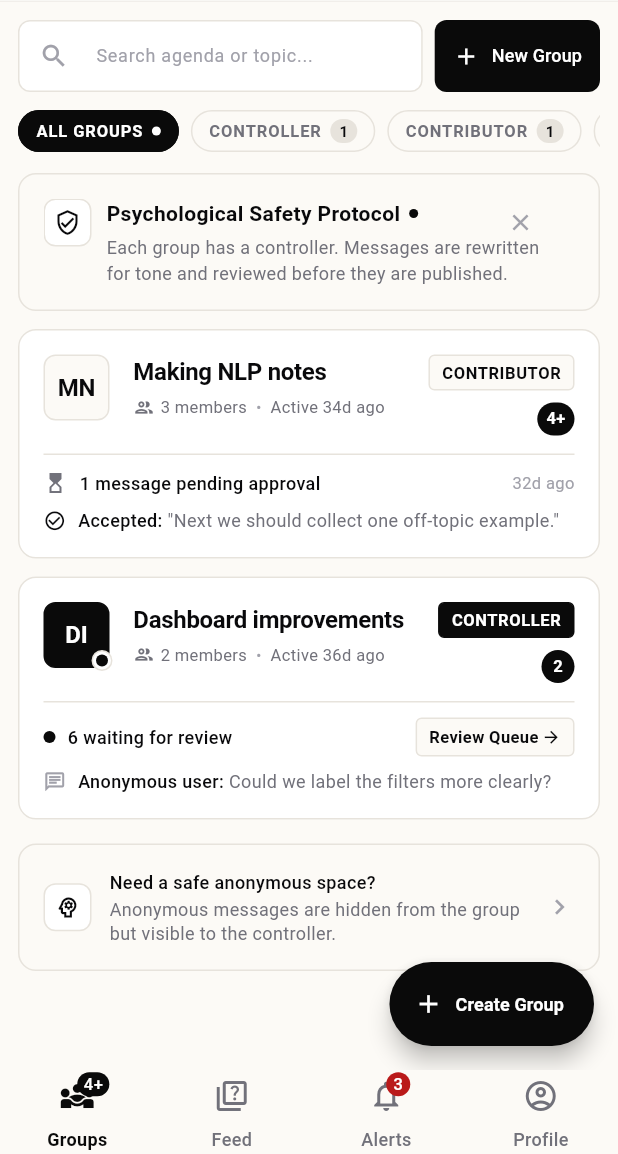
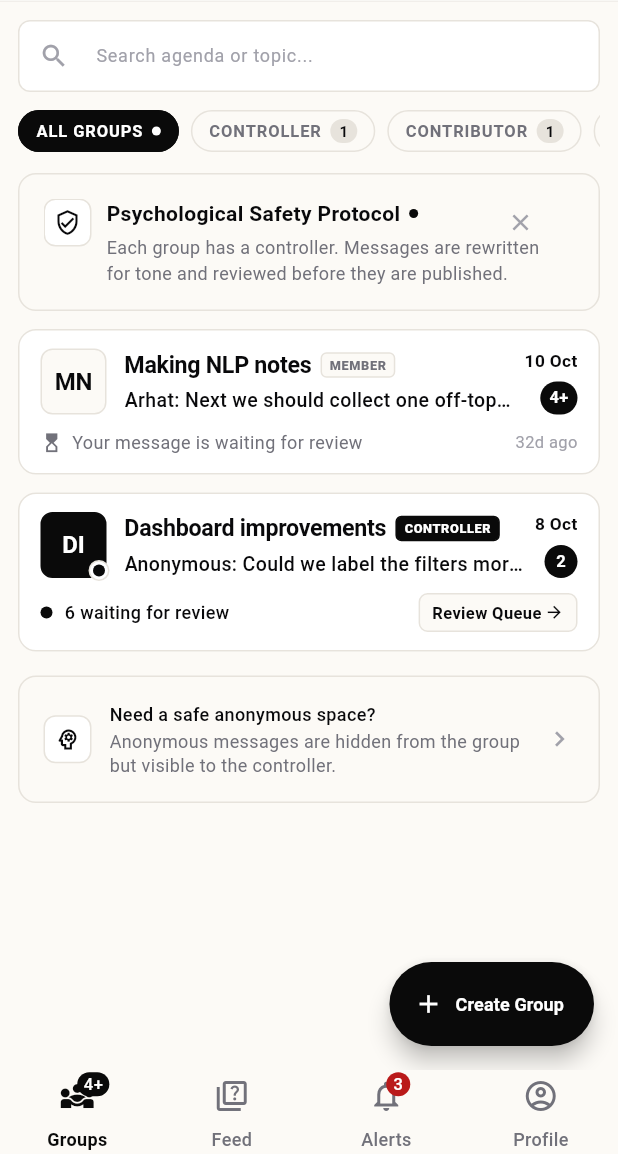
Before and after one commit to Oscar-man-shrestha/Talk-It-Out, a Flutter app: the GroupsScreen screen opened by its route, on a phone screen of 412 x 824 dp, the part 82-1236 px from its top. Run offline on Flutter 3.47's test engine with Material 3 defaults, Android fonts, the phone set to English and light mode, and no system bars; our stand-ins replace dio, flutter_riverpod, flutter_secure_storage, freezed_annotation, go_router, google_sign_in and 1 more; missing offline and left inert: dart:html, dart:js_interop, google_sign_in_web; accounts and stored records are empty.

Commit message:
Groups list: compact chat-list rows (last message, time, unread), one create button

```diff
--- a/lib/core/strings/app_strings.dart
+++ b/lib/core/strings/app_strings.dart
@@ -421,4 +421,5 @@ abstract final class AppStrings {
   static const olderMessageHint =
       'That message is further back. Tap "Load earlier messages" first.';
   static const jumpToLatest = 'Jump to latest';
+  static const noMessagesYet = 'No messages yet';
 }
--- a/lib/features/groups/groups_screen.dart
+++ b/lib/features/groups/groups_screen.dart
@@ -4,7 +4,6 @@ import 'package:go_router/go_router.dart';
 import 'package:talk_it_out/core/models/enums.dart';
 import 'package:talk_it_out/core/models/group.dart';
 import 'package:talk_it_out/core/strings/app_strings.dart';
-import 'package:talk_it_out/core/ui/labels.dart';
 import 'package:talk_it_out/core/ui/screen_async.dart';
 import 'package:talk_it_out/core/ui/stitch_chrome.dart';
 import 'package:talk_it_out/core/widgets/async_body.dart';
@@ -13,6 +12,7 @@ import 'package:talk_it_out/features/groups/data/published_message.dart';
 import 'package:talk_it_out/features/groups/group_providers.dart';
 import 'package:talk_it_out/features/profile/profile_state.dart';
 import 'package:talk_it_out/core/ui/brand.dart';
+import 'package:talk_it_out/features/groups/group_chat_screen.dart';
 
 const _border = Brand.border;
 const _ink = Brand.ink;
@@ -175,28 +175,6 @@ class _GroupsScreenState extends ConsumerState<GroupsScreen> {
                         border: _fieldBorder(_border),
                         enabledBorder: _fieldBorder(_border),
                         focusedBorder: _fieldBorder(Brand.accent),
-                      ),
-                    ),
-                  ),
-                  const SizedBox(width: 8),
-                  FilledButton.icon(
-                    onPressed: () => context.push('/groups/new'),
-                    style: FilledButton.styleFrom(
-                      backgroundColor: Brand.accent,
-                      foregroundColor: Colors.white,
-                      fixedSize: const Size.fromHeight(36),
-                      padding: const EdgeInsets.symmetric(horizontal: 12),
-                      tapTargetSize: MaterialTapTargetSize.shrinkWrap,
-                      shape: RoundedRectangleBorder(
-                        borderRadius: BorderRadius.circular(8),
-                      ),
-                    ),
-                    icon: const Icon(Icons.add, size: 18),
-                    label: const Text(
-                      'New Group',
-                      style: TextStyle(
-                        fontSize: 12,
-                        fontWeight: FontWeight.w500,
                       ),
                     ),
                   ),
@@ -604,14 +582,17 @@ class _GroupCard extends ConsumerWidget {
       }
     }
 
+    final preview = latest == null ? null : _previewText(latest);
+
     return Material(
       color: Colors.white,
       borderRadius: BorderRadius.circular(12),
       child: InkWell(
+        key: ValueKey('group-${group.id}'),
         onTap: () => context.push('/groups/${group.id}'),
         borderRadius: BorderRadius.circular(12),
         child: Container(
-          padding: const EdgeInsets.all(16),
+          padding: const EdgeInsets.fromLTRB(14, 12, 14, 12),
           decoration: BoxDecoration(
             borderRadius: BorderRadius.circular(12),
             border: Border.all(color: _border),
@@ -620,33 +601,56 @@ class _GroupCard extends ConsumerWidget {
             crossAxisAlignment: CrossAxisAlignment.start,
             children: [
               Row(
-                crossAxisAlignment: CrossAxisAlignment.start,
+                crossAxisAlignment: CrossAxisAlignment.center,
                 children: [
                   _Avatar(
                     letters: _initials(group.agenda),
                     filled: controller,
                     live: controller && pending > 0,
                   ),
-                  const SizedBox(width: 16),
+                  const SizedBox(width: 12),
                   Expanded(
                     child: Column(
                       crossAxisAlignment: CrossAxisAlignment.start,
                       children: [
-                        Text(
+                        Row(
+                          children: [
+                            Flexible(
+                              child: Text(
                                 group.agenda,
                                 maxLines: 1,
                                 overflow: TextOverflow.ellipsis,
-                          style: const TextStyle(
-                            fontSize: 16,
-                            fontWeight: FontWeight.w600,
+                                style: TextStyle(
+                                  fontSize: 15.5,
+                                  fontWeight: unread > 0
+                                      ? FontWeight.w700
+                                      : FontWeight.w600,
                                   letterSpacing: -0.2,
                                   color: _ink,
                                 ),
                               ),
-                        const SizedBox(height: 4),
-                        _MetaLine(
-                          memberCount: members?.length,
-                          activeLabel: 'Active ${_ago(activity)}',
+                            ),
+                            const SizedBox(width: 6),
+                            _RoleTag(controller: controller),
+                          ],
+                        ),
+                        const SizedBox(height: 3),
+                        Text(
+                          preview ??
+                              (members == null
+                                  ? AppStrings.noMessagesYet
+                                  : '${members.length} '
+                                        '${members.length == 1 ? 'member' : 'members'}'
+                                        ' · ${AppStrings.noMessagesYet}'),
+                          maxLines: 1,
+                          overflow: TextOverflow.ellipsis,
+                          style: TextStyle(
+                            fontSize: 13,
+                            color: unread > 0 ? _ink : _muted,
+                            fontWeight: unread > 0
+                                ? FontWeight.w500
+                                : FontWeight.w400,
+                          ),
                         ),
                       ],
                     ),
@@ -655,40 +659,27 @@ class _GroupCard extends ConsumerWidget {
                   Column(
                     crossAxisAlignment: CrossAxisAlignment.end,
                     children: [
-                      Container(
-                        padding: const EdgeInsets.symmetric(
-                          horizontal: 8,
-                          vertical: 3,
-                        ),
-                        decoration: BoxDecoration(
-                          color: controller ? Brand.accent : _low,
-                          borderRadius: BorderRadius.circular(4),
-                          border: Border.all(
-                            color: controller ? Brand.accent : _border,
+                      Text(
+                        listTimeLabel(activity),
+                        style: TextStyle(
+                          fontSize: 11.5,
+                          fontWeight: unread > 0
+                              ? FontWeight.w700
+                              : FontWeight.w400,
+                          color: unread > 0 ? _ink : _faint,
                         ),
                       ),
-                        child: Text(
-                          roleLabel(group.myRole).toUpperCase(),
-                          style: TextStyle(
-                            fontSize: 11,
-                            fontWeight: FontWeight.w700,
-                            letterSpacing: 0.4,
-                            color: controller ? Colors.white : _ink,
-                          ),
-                        ),
-                      ),
-                      if (unread > 0) ...[
-                        const SizedBox(height: 8),
-                        _UnreadBadge(count: unread),
-                      ],
+                      const SizedBox(height: 6),
+                      if (unread > 0)
+                        _UnreadBadge(count: unread)
+                      else
+                        const SizedBox(height: 20),
                     ],
                   ),
                 ],
               ),
-              const SizedBox(height: 12),
-              const Divider(height: 1, color: _border),
+              if (pending > 0 && controller) ...[
                 const SizedBox(height: 10),
-              if (pending > 0 && controller)
                 Row(
                   children: [
                     const _LiveDot(),
@@ -705,7 +696,7 @@ class _GroupCard extends ConsumerWidget {
                     ),
                     InkWell(
                       onTap: () => context.push('/groups/${group.id}/review'),
-                      borderRadius: BorderRadius.circular(4),
+                      borderRadius: BorderRadius.circular(6),
                       child: Container(
                         padding: const EdgeInsets.symmetric(
                           horizontal: 8,
@@ -713,7 +704,7 @@ class _GroupCard extends ConsumerWidget {
                         ),
                         decoration: BoxDecoration(
                           color: _low,
-                          borderRadius: BorderRadius.circular(4),
+                          borderRadius: BorderRadius.circular(6),
                           border: Border.all(color: _border),
                         ),
                         child: const Row(
@@ -734,22 +725,19 @@ class _GroupCard extends ConsumerWidget {
                       ),
                     ),
                   ],
-                )
-              else if (pending > 0)
+                ),
+              ] else if (pending > 0) ...[
+                const SizedBox(height: 10),
                 Row(
                   children: [
-                    const Icon(Icons.hourglass_top, size: 16, color: _muted),
-                    const SizedBox(width: 8),
+                    const Icon(Icons.hourglass_top, size: 15, color: _muted),
+                    const SizedBox(width: 6),
                     Expanded(
                       child: Text(
                         pending == 1
-                            ? '1 message pending approval'
-                            : '$pending messages pending approval',
-                        style: const TextStyle(
-                          fontSize: 12,
-                          fontWeight: FontWeight.w500,
-                          color: _ink,
-                        ),
+                            ? 'Your message is waiting for review'
+                            : '$pending of your messages are waiting for review',
+                        style: const TextStyle(fontSize: 12, color: _muted),
                       ),
                     ),
                     if (pendingSince != null)
@@ -758,36 +746,6 @@ class _GroupCard extends ConsumerWidget {
                         style: const TextStyle(fontSize: 11, color: _faint),
                       ),
                   ],
-                )
-              else
-                const Row(
-                  children: [
-                    Icon(Icons.task_alt, size: 16, color: _ink),
-                    SizedBox(width: 8),
-                    Expanded(
-                      child: Text(
-                        'All messages published',
-                        style: TextStyle(
-                          fontSize: 12,
-                          fontWeight: FontWeight.w500,
-                          color: _ink,
-                        ),
-                      ),
-                    ),
-                    _Dot(),
-                  ],
-                ),
-              if (latest != null) ...[
-                const SizedBox(height: 8),
-                _PreviewLine(
-                  icon: !controller && pending > 0
-                      ? Icons.check_circle_outline
-                      : Icons.chat_outlined,
-                  prefix: !controller && pending > 0
-                      ? 'Accepted: '
-                      : '${latest.displaySender?.name ?? AppStrings.anonymousUser}: ',
-                  quote: !controller && pending > 0,
-                  text: latest.text,
                 ),
               ],
             ],
@@ -796,90 +754,58 @@ class _GroupCard extends ConsumerWidget {
       ),
     );
   }
+
+  /// One line, like a chat list: who said it, or what kind of message.
+  String _previewText(PublishedMessage m) {
+    final who = m.displaySender?.name ?? AppStrings.anonymousUser;
+    final first = who.split(' ').first;
+    final body = m.poll != null
+        ? '📊 ${m.text}'
+        : m.attachmentId != null
+        ? '📷 ${m.text}'
+        : m.text;
+    return '$first: ${body.replaceAll('\n', ' ')}';
+  }
 }
 
-class _MetaLine extends StatelessWidget {
-  const _MetaLine({required this.memberCount, required this.activeLabel});
+/// Small role marker next to the group name.
+class _RoleTag extends StatelessWidget {
+  const _RoleTag({required this.controller});
 
-  final int? memberCount;
-  final String activeLabel;
+  final bool controller;
 
   @override
   Widget build(BuildContext context) {
-    final members = memberCount == null
-        ? null
-        : memberCount == 1
-        ? '1 member'
-        : '$memberCount members';
-    return Row(
-      children: [
-        if (members != null) ...[
-          const Icon(Icons.group_outlined, size: 14, color: _muted),
-          const SizedBox(width: 4),
-          Text(members, style: const TextStyle(fontSize: 11, color: _muted)),
-          const Padding(
-            padding: EdgeInsets.symmetric(horizontal: 6),
-            child: Text('•', style: TextStyle(fontSize: 10, color: _faint)),
+    return Container(
+      padding: const EdgeInsets.symmetric(horizontal: 5, vertical: 1.5),
+      decoration: BoxDecoration(
+        color: controller ? Brand.accent : _low,
+        borderRadius: BorderRadius.circular(4),
+        border: Border.all(color: controller ? Brand.accent : _border),
       ),
-        ],
-        Flexible(
       child: Text(
-            activeLabel,
-            maxLines: 1,
-            overflow: TextOverflow.ellipsis,
-            style: const TextStyle(fontSize: 11, color: _muted),
+        controller ? 'CONTROLLER' : 'MEMBER',
+        style: TextStyle(
+          fontSize: 8.5,
+          fontWeight: FontWeight.w800,
+          letterSpacing: 0.4,
+          color: controller ? Colors.white : _muted,
         ),
       ),
-      ],
     );
   }
 }
 
-class _PreviewLine extends StatelessWidget {
-  const _PreviewLine({
-    required this.icon,
-    required this.prefix,
-    required this.text,
-    required this.quote,
-  });
-
-  final IconData icon;
-  final String prefix;
-  final String text;
-  final bool quote;
-
-  @override
-  Widget build(BuildContext context) {
-    final body = quote ? '"$text"' : text;
-    return Row(
-      children: [
-        Icon(icon, size: 15, color: quote ? _ink : _faint),
-        const SizedBox(width: 8),
-        Expanded(
-          child: Text.rich(
-            TextSpan(
-              children: [
-                TextSpan(
-                  text: prefix,
-                  style: const TextStyle(
-                    fontSize: 12,
-                    fontWeight: FontWeight.w500,
-                    color: _ink,
-                  ),
-                ),
-                TextSpan(
-                  text: body,
-                  style: const TextStyle(fontSize: 12, color: _muted),
-                ),
-              ],
-            ),
-            maxLines: 1,
-            overflow: TextOverflow.ellipsis,
-          ),
-        ),
-      ],
-    );
+/// Today: the time. Otherwise the day label used in chat.
+String listTimeLabel(DateTime date, {DateTime? now}) {
+  final d = date.toLocal();
+  final today = (now ?? DateTime.now()).toLocal();
+  if (d.year == today.year && d.month == today.month && d.day == today.day) {
+    final h = d.hour % 12 == 0 ? 12 : d.hour % 12;
+    final m = d.minute.toString().padLeft(2, '0');
+    return '$h:$m ${d.hour >= 12 ? 'PM' : 'AM'}';
   }
+  return dayLabel(date, now: now);
 }
 
 class _Avatar extends StatelessWidget {
```
Lines whose indentation alone changed are shown as unchanged.
